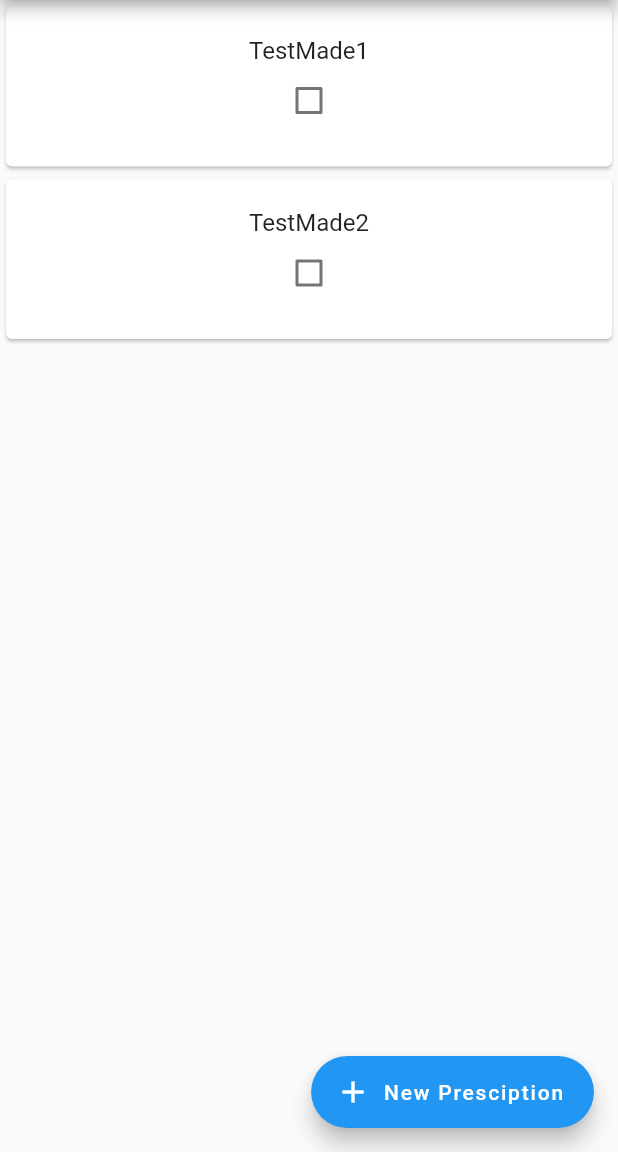
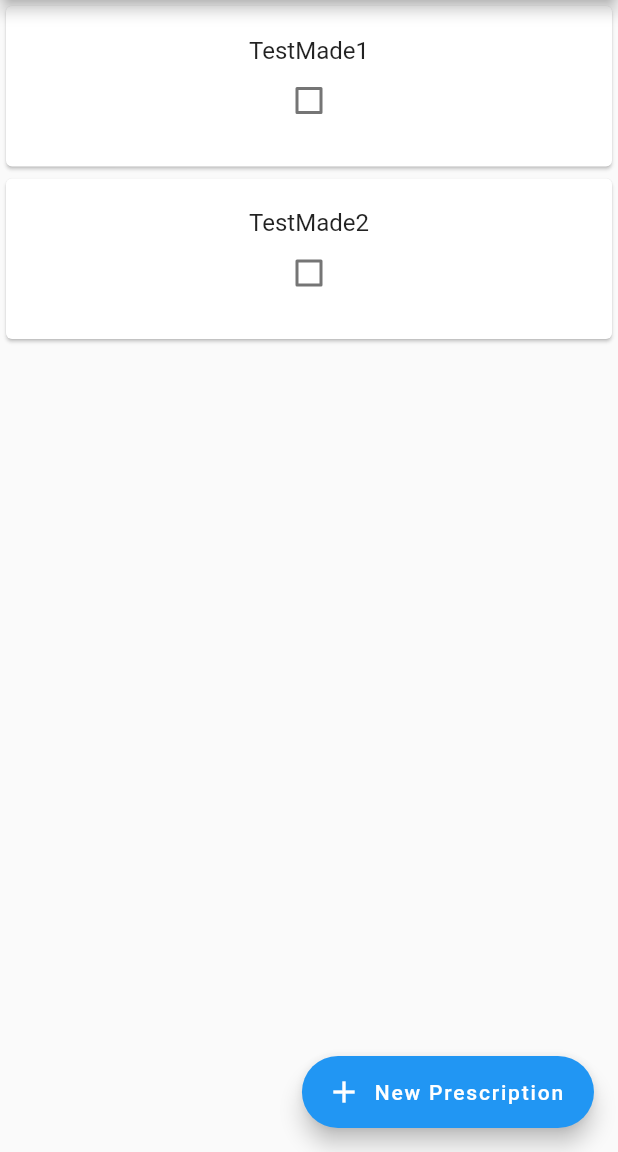
Before and after one commit to Fall2019Capstone/PillPoppers, a Flutter app: the screen it shows after launch, on a phone screen of 412 x 824 dp, the part 84-1236 px from its top. Run offline on Flutter 3.47's test engine with Material 2 defaults, Android fonts, the phone set to English and light mode, and no system bars.

Commit message:
spelling error

```diff
--- a/lib/main.dart
+++ b/lib/main.dart
@@ -60,7 +60,7 @@ class BodyLayoutState extends State<BodyLayout> {
             _addPrescription();
           },
           icon: Icon(Icons.add),
-          label: Text("New Presciption"))
+          label: Text("New Prescription"))
           );
     //return _myListView();
   }
```
